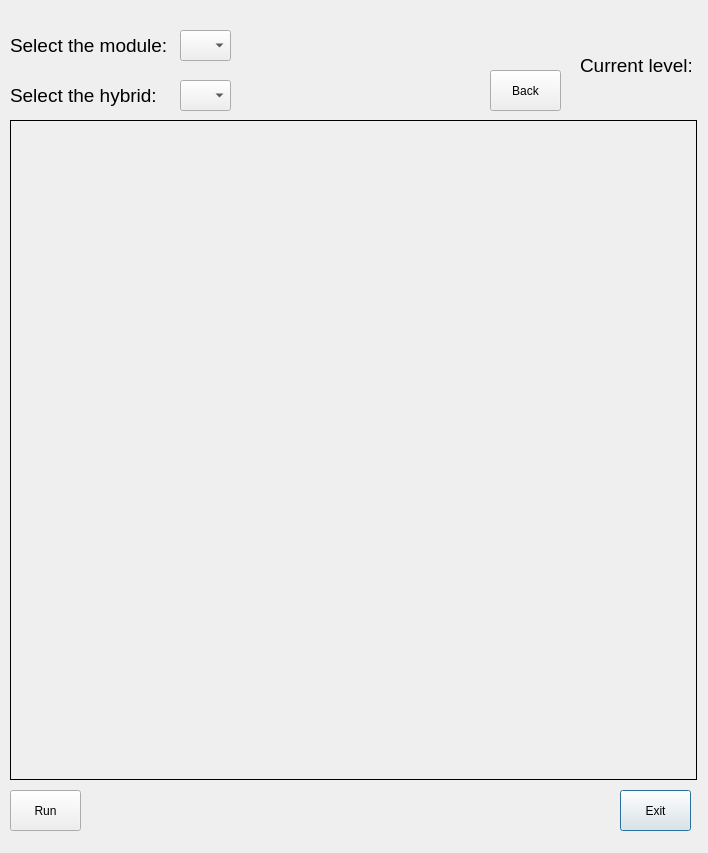
This is gui/WirebondRecorderGUI.ui in adamazoulay/ITkTrackingGUI as Qt 5 draws it before an edit. The edited form follows.
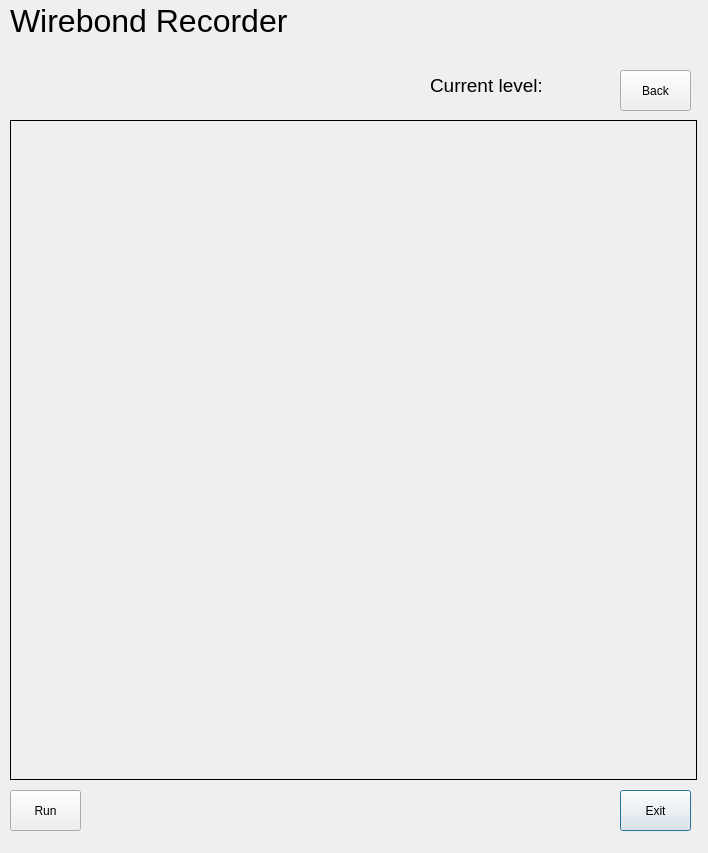
This is the edited form.

Commit message: Removed redundant data, cleaned up program, edited ui

The edit to the form file:
```diff
--- a/gui/WirebondRecorderGUI.ui
+++ b/gui/WirebondRecorderGUI.ui
@@ -26,39 +26,6 @@
     <string>Exit</string>
    </property>
   </widget>
-  <widget class="QLabel" name="label">
-   <property name="geometry">
-    <rect>
-     <x>10</x>
-     <y>30</y>
-     <width>181</width>
-     <height>31</height>
-    </rect>
-   </property>
-   <property name="font">
-    <font>
-     <pointsize>14</pointsize>
-    </font>
-   </property>
-   <property name="text">
-    <string>Select the module:</string>
-   </property>
-  </widget>
-  <widget class="QComboBox" name="moduleName">
-   <property name="geometry">
-    <rect>
-     <x>180</x>
-     <y>30</y>
-     <width>51</width>
-     <height>31</height>
-    </rect>
-   </property>
-   <property name="font">
-    <font>
-     <pointsize>15</pointsize>
-    </font>
-   </property>
-  </widget>
   <widget class="QPushButton" name="pushButton_5">
    <property name="geometry">
     <rect>
@@ -72,39 +39,6 @@
     <string>Run</string>
    </property>
   </widget>
-  <widget class="QComboBox" name="hybridName">
-   <property name="geometry">
-    <rect>
-     <x>180</x>
-     <y>80</y>
-     <width>51</width>
-     <height>31</height>
-    </rect>
-   </property>
-   <property name="font">
-    <font>
-     <pointsize>15</pointsize>
-    </font>
-   </property>
-  </widget>
-  <widget class="QLabel" name="label_2">
-   <property name="geometry">
-    <rect>
-     <x>10</x>
-     <y>80</y>
-     <width>171</width>
-     <height>31</height>
-    </rect>
-   </property>
-   <property name="font">
-    <font>
-     <pointsize>14</pointsize>
-    </font>
-   </property>
-   <property name="text">
-    <string>Select the hybrid:</string>
-   </property>
-  </widget>
   <widget class="QLabel" name="imgSelect">
    <property name="geometry">
     <rect>
@@ -130,8 +64,8 @@
   <widget class="QLabel" name="label_3">
    <property name="geometry">
     <rect>
-     <x>580</x>
-     <y>50</y>
+     <x>430</x>
+     <y>70</y>
      <width>111</width>
      <height>31</height>
     </rect>
@@ -148,8 +82,8 @@
   <widget class="QLabel" name="levelLabel">
    <property name="geometry">
     <rect>
-     <x>640</x>
-     <y>80</y>
+     <x>550</x>
+     <y>70</y>
      <width>51</width>
      <height>31</height>
     </rect>
@@ -166,7 +100,7 @@
   <widget class="QPushButton" name="btnBack">
    <property name="geometry">
     <rect>
-     <x>490</x>
+     <x>620</x>
      <y>70</y>
      <width>71</width>
      <height>41</height>
@@ -176,6 +110,24 @@
     <string>Back</string>
    </property>
   </widget>
+  <widget class="QLabel" name="label">
+   <property name="geometry">
+    <rect>
+     <x>10</x>
+     <y>0</y>
+     <width>281</width>
+     <height>41</height>
+    </rect>
+   </property>
+   <property name="font">
+    <font>
+     <pointsize>24</pointsize>
+    </font>
+   </property>
+   <property name="text">
+    <string>Wirebond Recorder</string>
+   </property>
+  </widget>
  </widget>
  <tabstops>
   <tabstop>moduleName</tabstop>
```
Left out of the diff: 1 changed line with no effect on the pictures. The commit also changes 3 other files.
